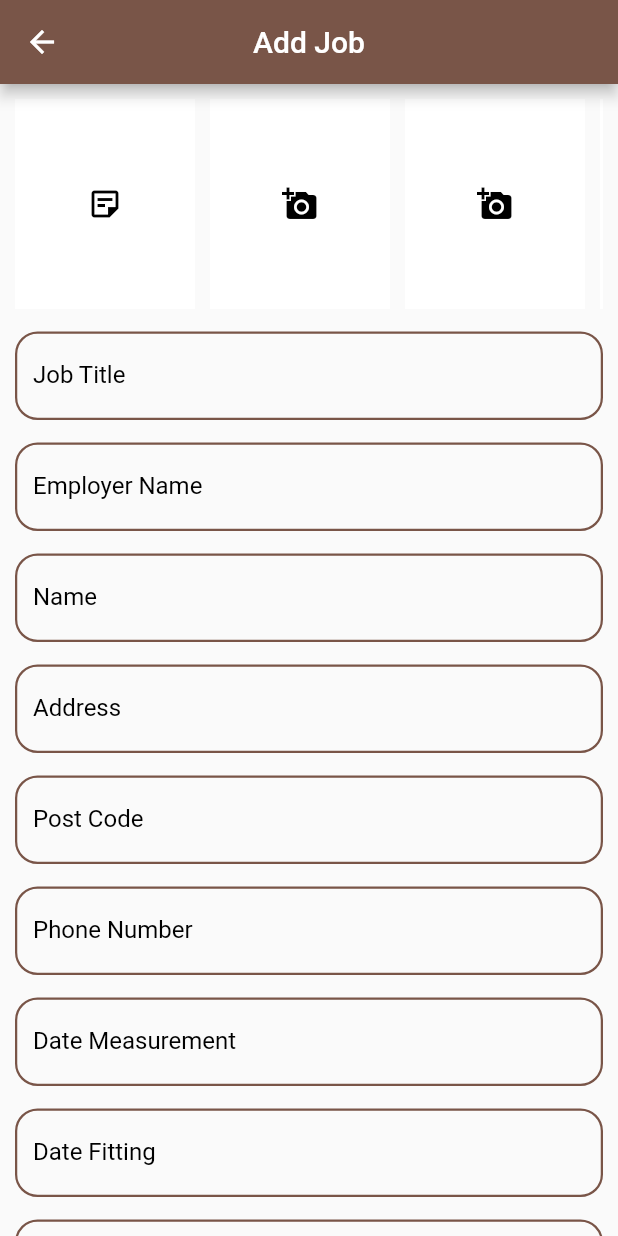
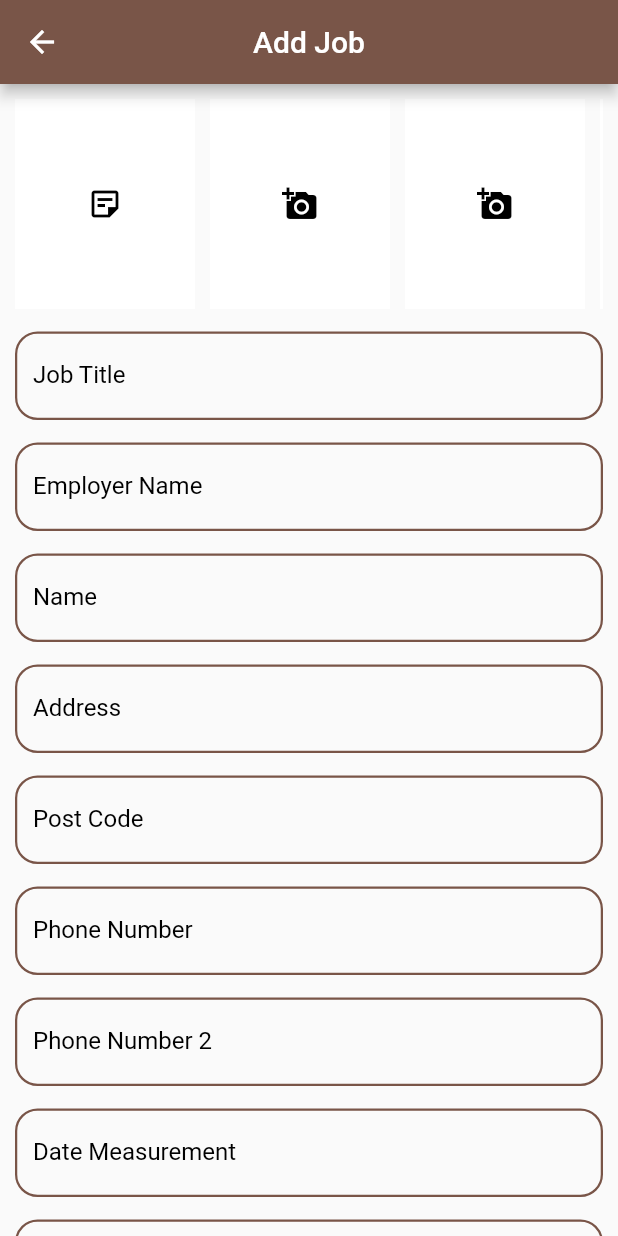
Before and after one commit to AndroidDev-Rehan/dreamland, a Flutter app: the AddJob screen opened directly, on a phone screen of 412 x 824 dp. Run offline on Flutter 3.47's test engine with Material 2 defaults, Android fonts, the phone set to English and light mode, and no system bars; our stand-ins replace auto_size_text, carousel_slider, cloud_firestore, dropdown_search, firebase_auth, firebase_core and 8 more; missing offline and left inert: flutter_share; accounts and stored records are empty.

Commit message:
///Solved: LAMINATE (733 LIGHT SAND OAK) Job Not Uploading ///LATEST JOB ON TOP (ACCORDING TO UK TIME) /// SOLVED: JOBS NOT VISIBLE TO USERS ACCOUNT ///Carpet + Lino ///Job Status not updating on home screen ///Solved : Admin can't delete users error ///Solved: Admin cant delete jobs error ///USERS CAN CREATE AND EDIT JOB ///USERS CAN NOT DELETE JOBS ///FIELD FOR SECOND NUMBER ///USERS SHOULD NOT EDIT OR CREATE THE INVENTORY

```diff
--- a/lib/Model/JobModel.dart
+++ b/lib/Model/JobModel.dart
@@ -2,6 +2,7 @@ class JobModel{
   var id;
  var name;
  var number;
+ var number2;
  var customNote;
  var jobTitle;
  var employee;
@@ -22,6 +23,7 @@ class JobModel{
       this.id,
       this.name,
       this.number,
+      this.number2,
       this.customNote,
       this.jobTitle,
       this.employee,
--- a/lib/screens/AddJob.dart
+++ b/lib/screens/AddJob.dart
@@ -7,10 +7,8 @@ import 'package:cloud_firestore/cloud_firestore.dart';
 import 'package:dropdown_search/dropdown_search.dart';
 import 'package:firebase_storage/firebase_storage.dart';
 import 'package:flutter/material.dart';
-import 'package:flutter/services.dart';
 import 'package:fluttertoast/fluttertoast.dart';
 import 'package:get/get.dart';
-import 'package:get/get_core/src/get_main.dart';
 import 'package:image_cropper/image_cropper.dart';
 import 'package:image_picker/image_picker.dart';
 import 'package:intl/intl.dart';
@@ -64,6 +62,8 @@ class _AddJobState extends State<AddJob> {
   TextEditingController addressController = new TextEditingController();
   TextEditingController postCodeController = new TextEditingController();
   TextEditingController phoneController = new TextEditingController();
+  TextEditingController phoneController2 = new TextEditingController();
+
   TextEditingController measurementDateController = new TextEditingController();
   TextEditingController fittingDateController = new TextEditingController();
   TextEditingController customNoteController = new TextEditingController();
@@ -115,6 +115,7 @@ class _AddJobState extends State<AddJob> {
         'quantity': quantityController.text, // quantity
         'title': postCodeController.text, // post code
         'bar': phoneController.text, // phone number
+        'phone2' : phoneController2.text,
         'emplo': employerNameController.text, // employer name
         'customn': customNoteController.text, // custom note
         'datef': fittingDateController.text, // date fitting
@@ -129,7 +130,8 @@ class _AddJobState extends State<AddJob> {
         'imageURL2': _imageUrls.length > 2 ? _imageUrls[2] : '',
         'imageURL3': _imageUrls.length > 3 ? _imageUrls[3] : '',
         'createdAt': getUKDateTime().toString(),
-        'user':loggedinUser
+        'user':loggedinUser,
+
         //'uid':user.uid
       })
           .then((value) {
@@ -428,6 +430,26 @@ class _AddJobState extends State<AddJob> {
                       borderRadius: BorderRadius.circular(15),
                     )),
               ),
+
+              SizedBox(height: 15,),
+              TextField(
+                controller: phoneController2,
+                keyboardType: TextInputType.number,
+                decoration: InputDecoration(
+                    labelText: 'Phone Number 2',
+                    labelStyle: TextStyle(color: Colors.black),
+                    enabledBorder: OutlineInputBorder(
+                      borderSide: const BorderSide(
+                          width: 1.5, color: Colors.brown),
+                      borderRadius: BorderRadius.circular(15),
+                    ),
+                    focusedBorder: OutlineInputBorder(
+                      borderSide: const BorderSide(
+                          width: 1.5, color: Colors.brown),
+                      borderRadius: BorderRadius.circular(15),
+                    )),
+              ),
+
 
 
               SizedBox(height: 15,),
--- a/lib/screens/HomeSearch.dart
+++ b/lib/screens/HomeSearch.dart
@@ -47,7 +47,8 @@ class _HomeSearchState extends State<HomeSearch> {
             imgOne: a['imageURL'] == null ? ' ' : a['imageURL'],
             imgTwo: a['imageURL2'] == null ? ' ' : a['imageURL2'],
             imgThree: a['imageURL3'] == null ? ' ' : a['imageURL3'],
-            billUrl: a['billURL'] == null ? ' ' : a['billURL']
+            billUrl: a['billURL'] == null ? ' ' : a['billURL'],
+          number2: a['phone2'] == null ? ' ' : a['phone2'],
         ));
 
       });
--- a/lib/screens/JobCalendar.dart
+++ b/lib/screens/JobCalendar.dart
@@ -81,7 +81,9 @@ class _JobCalendarState extends State<JobCalendar> {
               imgOne: a['imageURL'] == null ? ' ' : a['imageURL'],
               imgTwo: a['imageURL2'] == null ? ' ' : a['imageURL2'],
               imgThree: a['imageURL3'] == null ? ' ' : a['imageURL3'],
-              billUrl: a['billURL'] == null ? ' ' : a['billURL']
+              billUrl: a['billURL'] == null ? ' ' : a['billURL'],
+            number2: a['phone2'] == null ? ' ' : a['phone2'],
+
           ));
 
         });
--- a/lib/screens/ShowJob.dart
+++ b/lib/screens/ShowJob.dart
@@ -50,7 +50,9 @@ class _ShowJobState extends State<ShowJob> {
             imgOne: a['imageURL'] == null ? ' ' : a['imageURL'],
             imgTwo: a['imageURL2'] == null ? ' ' : a['imageURL2'],
             imgThree: a['imageURL3'] == null ? ' ' : a['imageURL3'],
-            billUrl: a['billURL'] == null ? ' ' : a['billURL']
+            billUrl: a['billURL'] == null ? ' ' : a['billURL'],
+          number2: a['phone2'] == null ? ' ' : a['phone2'],
+
         ));
       });
 
--- a/lib/screens/ViewProducts.dart
+++ b/lib/screens/ViewProducts.dart
@@ -6,6 +6,7 @@ import 'package:flutter/cupertino.dart';
 import 'package:flutter/material.dart';
 import 'package:get/get.dart';
 
+import '../storage/SharedPref.dart';
 import 'Products.dart';
 
 class ViewProducts extends StatefulWidget {
@@ -128,7 +129,7 @@ class _ViewProductsState extends State<ViewProducts> {
             ],
           ),
           Padding(padding: EdgeInsets.only(left: 5,right: 5),
-          child:Row(
+          child:(Constants.role=="1") ? Row(
             mainAxisAlignment: MainAxisAlignment.spaceBetween,
             children: [
               RaisedButton(onPressed: () async {
@@ -152,7 +153,7 @@ class _ViewProductsState extends State<ViewProducts> {
                 ),
               ),
             ],
-          )
+          ) : SizedBox()
           )
         ],
       ),
```
Also changed, not shown: lib/screens/Products.dart (+9 -3 lines), lib/screens/ViewJob.dart (+31 -0 lines).
